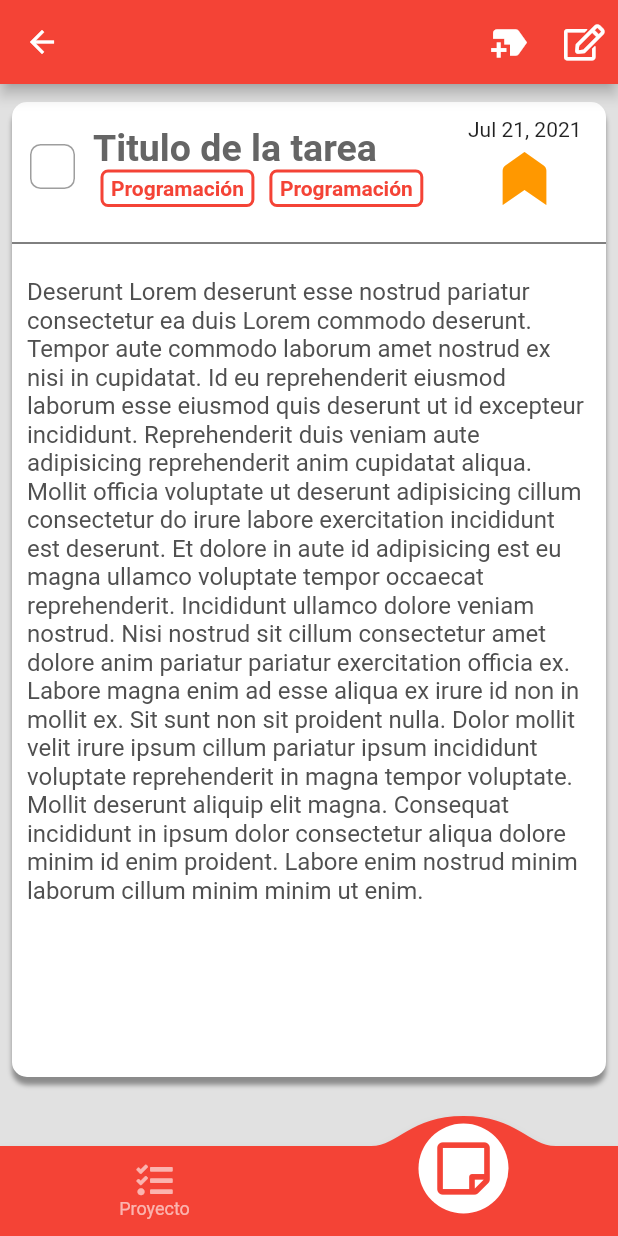
After one commit to Naitsab43/uProject, a Flutter app: the TaskScreen screen opened by its route, item 2 of the bottom bar chosen, on a phone screen of 412 x 824 dp. The commit adds this screen. Run offline on Flutter 3.47's test engine with Material 2 defaults, Android fonts, the phone set to English and light mode, and no system bars; drawn by our look-alikes of convex_bottom_bar; our stand-ins replace font_awesome_flutter.

Commit message:
Refactor: The background of TaskScreen  was refactored and now this is a new reusable component called PaperBackground

```diff
--- a/lib/screens/task_screen.dart
+++ b/lib/screens/task_screen.dart
@@ -6,6 +6,7 @@ import 'package:font_awesome_flutter/font_awesome_flutter.dart';
 import 'package:notas_app/widgets/custom_checkbox.dart';
 import 'package:notas_app/widgets/custom_navbar.dart';
 import 'package:notas_app/widgets/label_list.dart';
+import 'package:notas_app/widgets/paper_background.dart';
 
 
 class TaskScreen extends StatelessWidget {
@@ -30,63 +31,24 @@ class TaskScreen extends StatelessWidget {
       ),
       body: Padding(
         padding: EdgeInsets.symmetric(horizontal: 8, vertical: 12),
-        child: Container(
+        child: PaperBackground(
           height: 650,
-          width: double.infinity,
-          decoration: _createDecoration(),
-          child: SingleChildScrollView(
-            child: Column(
-              children: [
-
-                _TaskInfo(),
-                Divider(color: Colors.black,),
-                _TaskBody()
-
-              ],
-            ),
-          ),
-        ),
+          child: _PaperBackgroundBody(),
+          text: "Deserunt Lorem deserunt esse nostrud pariatur consectetur ea duis Lorem commodo deserunt. Tempor aute commodo laborum amet nostrud ex nisi in cupidatat. Id eu reprehenderit eiusmod laborum esse eiusmod quis deserunt ut id excepteur incididunt. Reprehenderit duis veniam aute adipisicing reprehenderit anim cupidatat aliqua. Mollit officia voluptate ut deserunt adipisicing cillum consectetur do irure labore exercitation incididunt est deserunt. Et dolore in aute id adipisicing est eu magna ullamco voluptate tempor occaecat reprehenderit. Incididunt ullamco dolore veniam nostrud. Nisi nostrud sit cillum consectetur amet dolore anim pariatur pariatur exercitation officia ex. Labore magna enim ad esse aliqua ex irure id non in mollit ex. Sit sunt non sit proident nulla. Dolor mollit velit irure ipsum cillum pariatur ipsum incididunt voluptate reprehenderit in magna tempor voluptate. Mollit deserunt aliquip elit magna. Consequat incididunt in ipsum dolor consectetur aliqua dolore minim id enim proident. Labore enim nostrud minim laborum cillum minim minim ut enim.",
+        )
       ),
       backgroundColor: Color.fromRGBO(225, 225, 225, 1),
       bottomNavigationBar: CustomNavigationBar(),
     );
   }
 
-  BoxDecoration _createDecoration() {
-    return BoxDecoration(
-          color: Colors.white,
-          borderRadius: BorderRadius.circular(10),
-          boxShadow: [
-            BoxShadow(
-              blurRadius: 2,
-              color: Colors.black38,
-              offset: Offset(0,5)
-            )
-          ]
-        );
 }
 
-}
-
-class _TaskBody extends StatelessWidget {
+class _PaperBackgroundBody extends StatelessWidget {
 
   @override
   Widget build(BuildContext context) {
-    return Container(
-      padding: EdgeInsets.symmetric(horizontal: 10, vertical: 15),
-      child: Text("Deserunt Lorem deserunt esse nostrud pariatur consectetur ea duis Lorem commodo deserunt. Tempor aute commodo laborum amet nostrud ex nisi in cupidatat. Id eu reprehenderit eiusmod laborum esse eiusmod quis deserunt ut id excepteur incididunt. Reprehenderit duis veniam aute adipisicing reprehenderit anim cupidatat aliqua. Mollit officia voluptate ut deserunt adipisicing cillum consectetur do irure labore exercitation incididunt est deserunt. Et dolore in aute id adipisicing est eu magna ullamco voluptate tempor occaecat reprehenderit. Incididunt ullamco dolore veniam nostrud. Nisi nostrud sit cillum consectetur amet dolore anim pariatur pariatur exercitation officia ex. Labore magna enim ad esse aliqua ex irure id non in mollit ex. Sit sunt non sit proident nulla. Dolor mollit velit irure ipsum cillum pariatur ipsum incididunt voluptate reprehenderit in magna tempor voluptate. Mollit deserunt aliquip elit magna. Consequat incididunt in ipsum dolor consectetur aliqua dolore minim id enim proident. Labore enim nostrud minim laborum cillum minim minim ut enim.", style: TextStyle(fontSize: 16,  color: Color.fromRGBO(80, 80, 80, 1)),),
-      width: double.infinity,
-    );
-  }
-}
-
-class _TaskInfo extends StatelessWidget {
-
-  @override
-  Widget build(BuildContext context) {
-    return Padding(
-      padding: EdgeInsets.symmetric(vertical: 10),
-      child: Row(
+    return Row(
       children: [
 
         SizedBox(width: 12,),
@@ -129,7 +91,6 @@ class _TaskInfo extends StatelessWidget {
         Expanded(child: Container()),
 
       ],
-      ),
     );
   }
 }
--- /dev/null
+++ b/lib/widgets/paper_background.dart
@@ -0,0 +1,87 @@
+import 'package:flutter/material.dart';
+
+
+class PaperBackground extends StatelessWidget {
+
+  final double height;
+  final String text;
+  final Widget child;
+
+  PaperBackground({
+    required this.height,
+    required this.child,
+    required this.text
+  });
+
+
+  @override
+  Widget build(BuildContext context) {
+
+    return Container(
+      height: this.height,
+      width: double.infinity,
+      decoration: _createDecoration(),
+      child: SingleChildScrollView(
+        child: Column(
+          children: [
+
+            _PaperInfo(child: this.child,),
+            Divider(color: Colors.black,),
+            _PaperBody(text: this.text)
+
+          ],
+        ),
+      ),
+    );
+
+
+  }
+
+  BoxDecoration _createDecoration() {
+    return BoxDecoration(
+      color: Colors.white,
+      borderRadius: BorderRadius.circular(10),
+      boxShadow: [
+        BoxShadow(
+          blurRadius: 2,
+          color: Colors.black38,
+          offset: Offset(0,5)
+        )
+      ]
+    );
+  }
+
+}
+
+class _PaperInfo extends StatelessWidget {
+
+  final Widget child;
+
+  _PaperInfo({
+    required this.child,
+  });
+
+  @override
+  Widget build(BuildContext context) {
+    return Padding(
+      padding: EdgeInsets.symmetric(vertical: 10),
+      child: this.child
+    );
+  }
+}
+
+class _PaperBody extends StatelessWidget {
+
+  final String text;
+
+  const _PaperBody({ required this.text });
+
+  @override
+  Widget build(BuildContext context) {
+    return Container(
+      padding: EdgeInsets.symmetric(horizontal: 10, vertical: 15),
+      child: Text(this.text, style: TextStyle(fontSize: 16,  color: Color.fromRGBO(80, 80, 80, 1)),),
+      width: double.infinity,
+    );
+  }
+}
```
Lines whose indentation alone changed are shown as unchanged.
